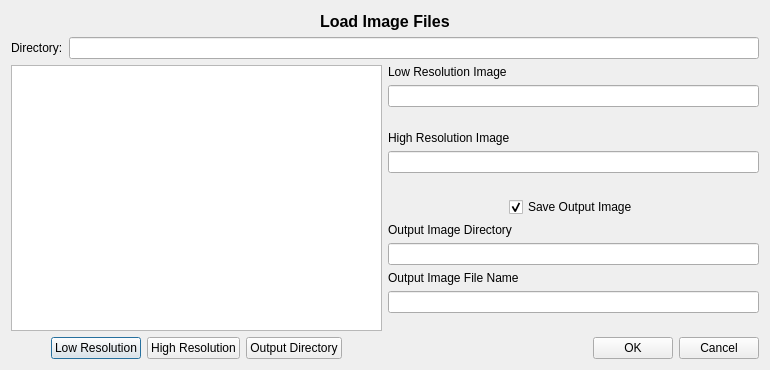
Qt form code/guitools/Feather/FileLoader.ui (radio-astro/casa) before a commit.
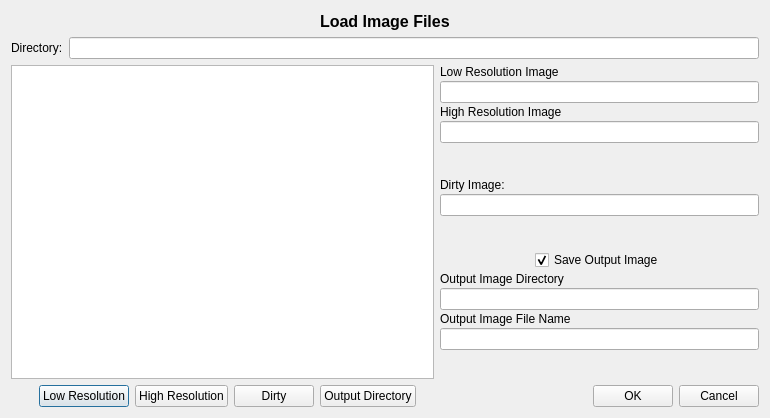
The same form after that commit.

Commit message: New Development: No             JIRA Issue: No         Ready for Test: Yes      Interface Changes: No What Interface Changed: Please list interface changes          Test Programs: List test programs   Put in Release Notes: No              Module(s): Module Names change impacts.            Description: Work on Feather 1.	Display only file names, not paths. 2.	Ability to load dirty image.

```diff
--- a/code/guitools/Feather/FileLoader.ui
+++ b/code/guitools/Feather/FileLoader.ui
@@ -7,7 +7,7 @@
     <x>0</x>
     <y>0</y>
     <width>770</width>
-    <height>370</height>
+    <height>418</height>
    </rect>
   </property>
   <property name="windowTitle">
@@ -125,6 +125,16 @@
            </property>
           </widget>
          </item>
+         <item>
+          <widget class="QPushButton" name="dirtyImageButton">
+           <property name="toolTip">
+            <string>Load a dirty image for reference.</string>
+           </property>
+           <property name="text">
+            <string>Dirty</string>
+           </property>
+          </widget>
+         </item>
          <item>
           <widget class="QPushButton" name="outputButton">
            <property name="toolTip">
@@ -154,6 +164,9 @@
      </item>
      <item>
       <layout class="QVBoxLayout" name="verticalLayout">
+       <property name="spacing">
+        <number>2</number>
+       </property>
        <item>
         <widget class="QLabel" name="label_2">
          <property name="text">
@@ -169,7 +182,21 @@
         </widget>
        </item>
        <item>
-        <spacer name="verticalSpacer">
+        <widget class="QLabel" name="label_3">
+         <property name="text">
+          <string>&lt;font color='black'&gt;High Resolution Image&lt;/font&gt;</string>
+         </property>
+        </widget>
+       </item>
+       <item>
+        <widget class="QLineEdit" name="highResolutionLineEdit">
+         <property name="toolTip">
+          <string>Absolute path to the high resolution image file.</string>
+         </property>
+        </widget>
+       </item>
+       <item>
+        <spacer name="verticalSpacer_2">
          <property name="orientation">
           <enum>Qt::Vertical</enum>
          </property>
@@ -182,21 +209,17 @@
         </spacer>
        </item>
        <item>
-        <widget class="QLabel" name="label_3">
+        <widget class="QLabel" name="label_7">
          <property name="text">
-          <string>&lt;font color='black'&gt;High Resolution Image&lt;/font&gt;</string>
+          <string>Dirty Image:</string>
          </property>
         </widget>
        </item>
        <item>
-        <widget class="QLineEdit" name="highResolutionLineEdit">
-         <property name="toolTip">
-          <string>Absolute path to the high resolution image file.</string>
-         </property>
-        </widget>
+        <widget class="QLineEdit" name="dirtyImageLineEdit"/>
        </item>
        <item>
-        <spacer name="verticalSpacer_2">
+        <spacer name="verticalSpacer">
          <property name="orientation">
           <enum>Qt::Vertical</enum>
          </property>
```
The commit also changes 13 other files.
